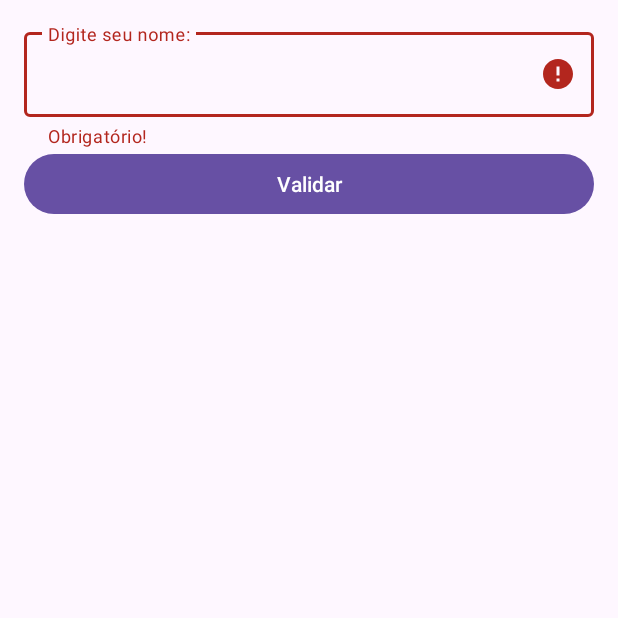
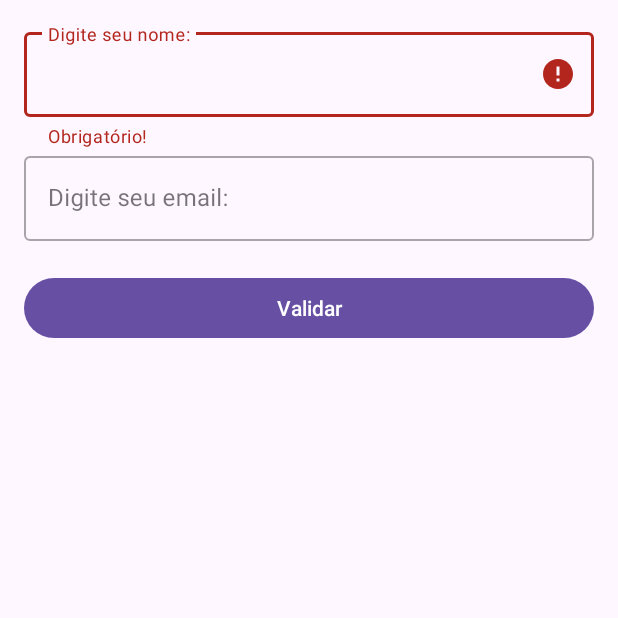
Before and after one commit to DouglasZucolotto/Form.Validation.App, an Android app: the screen it shows after launch (MainActivity), after a tap on "Validar", on a phone screen of 412 x 824 dp, the top half of it. Run offline under Robolectric (Android 15) with nearby library versions, the phone set to English and light mode, and no system bars.

Commit message:
Initial Commit

```diff
--- a/app/src/main/java/com/douglaszucolotto/formvalidation/MainActivity.kt
+++ b/app/src/main/java/com/douglaszucolotto/formvalidation/MainActivity.kt
@@ -18,7 +18,7 @@ class MainActivity : AppCompatActivity() {
         val edName = findViewById<TextInputEditText>(R.id.edName)
         val edNameL = findViewById<TextInputLayout>(R.id.edNameL)
 
-        edName.addTextChangedListener(object : TextWatcher{
+        edName.addTextChangedListener(object : TextWatcher {
             override fun beforeTextChanged(p0: CharSequence?, p1: Int, p2: Int, p3: Int) {}
             override fun onTextChanged(p0: CharSequence?, p1: Int, p2: Int, p3: Int) {}
             override fun afterTextChanged(s: Editable) {
@@ -27,23 +27,55 @@ class MainActivity : AppCompatActivity() {
 
         })
 
+        val edEmail = findViewById<TextInputEditText>(R.id.edEmail)
+        val edEmailL = findViewById<TextInputLayout>(R.id.edEmailL)
+
+        edEmail.addTextChangedListener(object : TextWatcher {
+            override fun beforeTextChanged(p0: CharSequence?, p1: Int, p2: Int, p3: Int) {}
+            override fun onTextChanged(p0: CharSequence?, p1: Int, p2: Int, p3: Int) {}
+            override fun afterTextChanged(s: Editable) {
+                validateEmail(edEmail, edEmailL)
+            }
+
+        })
+
         val validarBtn = findViewById<Button>(R.id.validarBtn)
         validarBtn.setOnClickListener {
-            if (validateName(edName, edNameL)){
-                Toast.makeText(this,"Sucesso!",Toast.LENGTH_LONG).show()
-            }else{
-                Toast.makeText(this,"Falhou!",Toast.LENGTH_LONG).show()
+            if (validateName(edName, edNameL)
+                && validateEmail(edEmail, edEmailL)) {
+                Toast.makeText(this, "Sucesso!", Toast.LENGTH_LONG).show()
+            } else {
+                Toast.makeText(this, "Falhou!", Toast.LENGTH_LONG).show()
             }
         }
     }
 
-    private fun validateName(edName: EditText, edNameL: TextInputLayout) :Boolean{
-       return when{
-            edName.text.toString().trim().isEmpty() ->{
+    private fun validateEmail(edEmail: TextInputEditText, edEmailL: TextInputLayout): Boolean {
+        val emailPattern = Regex("[a-zA-Z\\d._-]+@[a-z]+\\.+[a-z]+")
+        return when {
+            edEmail.text.toString().trim().isEmpty() -> {
+                edEmailL.error = "Obrigatório!"
+                false
+            }
+            !edEmail.text.toString().trim().matches(emailPattern) -> {
+                edEmailL.error = "Insira um e-mail válido!"
+                false
+            }
+            else -> {
+                edEmailL.error = null
+                true
+            }
+        }
+    }
+
+    private fun validateName(edName: EditText, edNameL: TextInputLayout): Boolean {
+        return when {
+            edName.text.toString().trim().isEmpty() -> {
                 edNameL.error = "Obrigatório!"
                 false
             }
-            else ->{
+
+            else -> {
                 edNameL.error = null
                 true
             }
--- a/app/src/main/res/layout/activity_main.xml
+++ b/app/src/main/res/layout/activity_main.xml
@@ -25,6 +25,23 @@
 
     </com.google.android.material.textfield.TextInputLayout>
 
+    <com.google.android.material.textfield.TextInputLayout
+        android:id="@+id/edEmailL"
+        style="@style/Widget.MaterialComponents.TextInputLayout.OutlinedBox"
+        android:layout_width="match_parent"
+        android:layout_height="wrap_content"
+        app:errorEnabled="true"
+        android:hint="Digite seu email:">
+
+        <com.google.android.material.textfield.TextInputEditText
+            android:id="@+id/edEmail"
+            android:layout_width="match_parent"
+            android:layout_height="wrap_content"
+            android:inputType="textEmailAddress"
+            android:textColorHint="#757575"/>
+
+    </com.google.android.material.textfield.TextInputLayout>
+
     <Button
         android:id="@+id/validarBtn"
         android:layout_width="match_parent"
```
